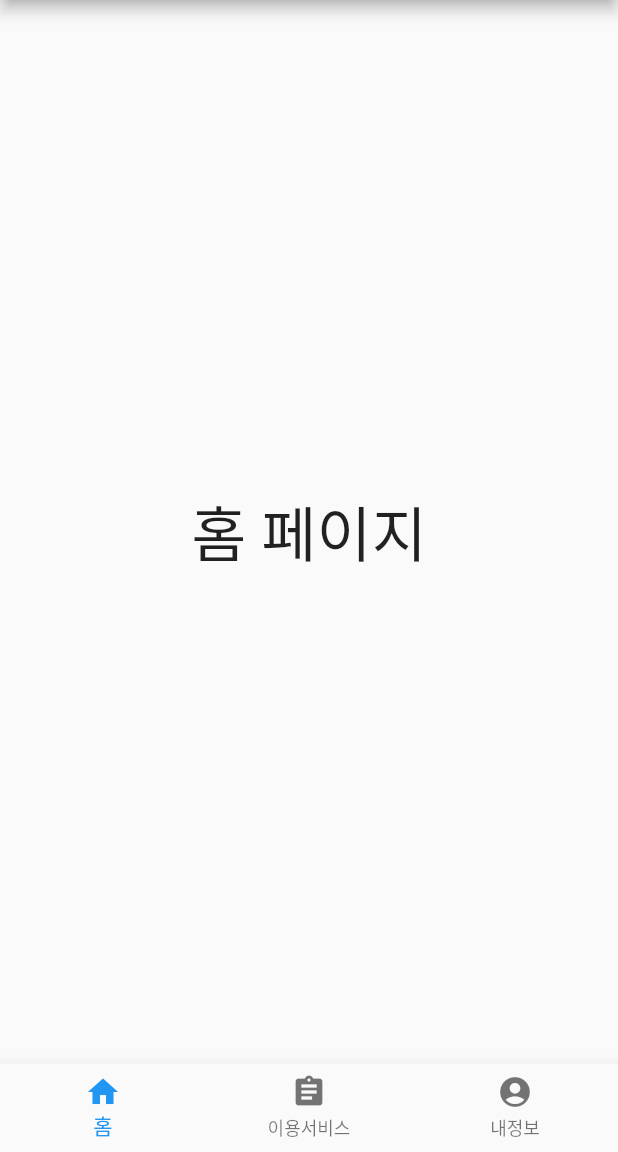
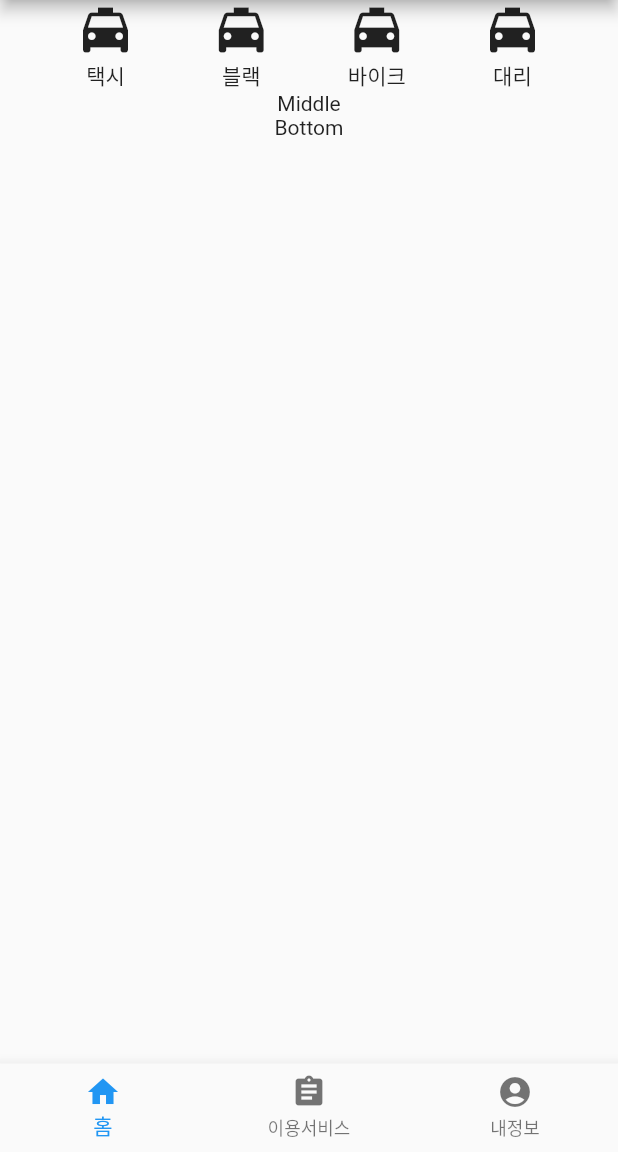
Before and after one commit to tintoll/complex_ui, a Flutter app: the screen it shows after launch, on a phone screen of 412 x 824 dp, the part 84-1236 px from its top. Run offline on Flutter 3.47's test engine with Material 2 defaults, Android fonts, the phone set to English and light mode, and no system bars.

Commit message:
adding page1 layout

```diff
--- a/lib/main.dart
+++ b/lib/main.dart
@@ -75,14 +75,65 @@ class _MyHomePageState extends State<MyHomePage> {
 class Page1 extends StatelessWidget {
   @override
   Widget build(BuildContext context) {
-    return Container(
-      child: Center(
-        child: Text(
-          '홈 페이지',
-          style: TextStyle(fontSize: 40),
+    return Column(
+      children: [
+        _buildTop(),
+        _buildMiddle(),
+        _buildBottom(),
+      ],
+    );
+  }
+
+  Widget _buildTop() {
+    return Row(
+      mainAxisAlignment: MainAxisAlignment.spaceEvenly,
+      children: [
+        Column(
+          children: [
+            Icon(
+              Icons.local_taxi,
+              size: 40,
+            ),
+            Text('택시'),
+          ],
         ),
-      ),
+        Column(
+          children: [
+            Icon(
+              Icons.local_taxi,
+              size: 40,
+            ),
+            Text('블랙'),
+          ],
+        ),
+        Column(
+          children: [
+            Icon(
+              Icons.local_taxi,
+              size: 40,
+            ),
+            Text('바이크'),
+          ],
+        ),
+        Column(
+          children: [
+            Icon(
+              Icons.local_taxi,
+              size: 40,
+            ),
+            Text('대리'),
+          ],
+        ),
+      ],
     );
+  }
+
+  Widget _buildMiddle() {
+    return Text('Middle');
+  }
+
+  Widget _buildBottom() {
+    return Text('Bottom');
   }
 }
 
```
